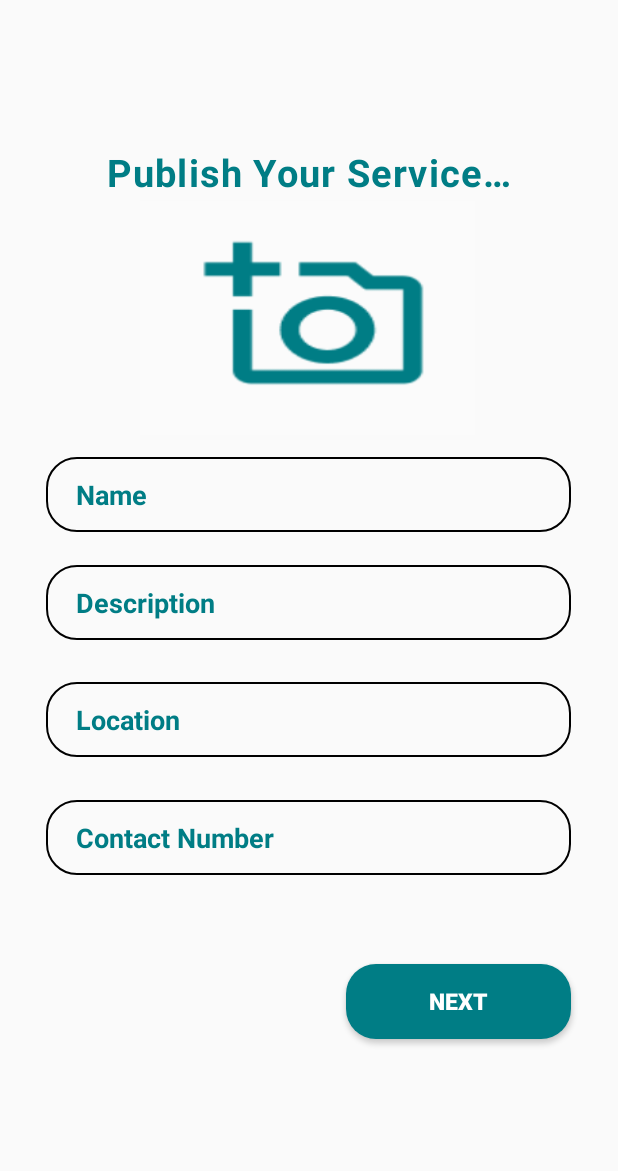
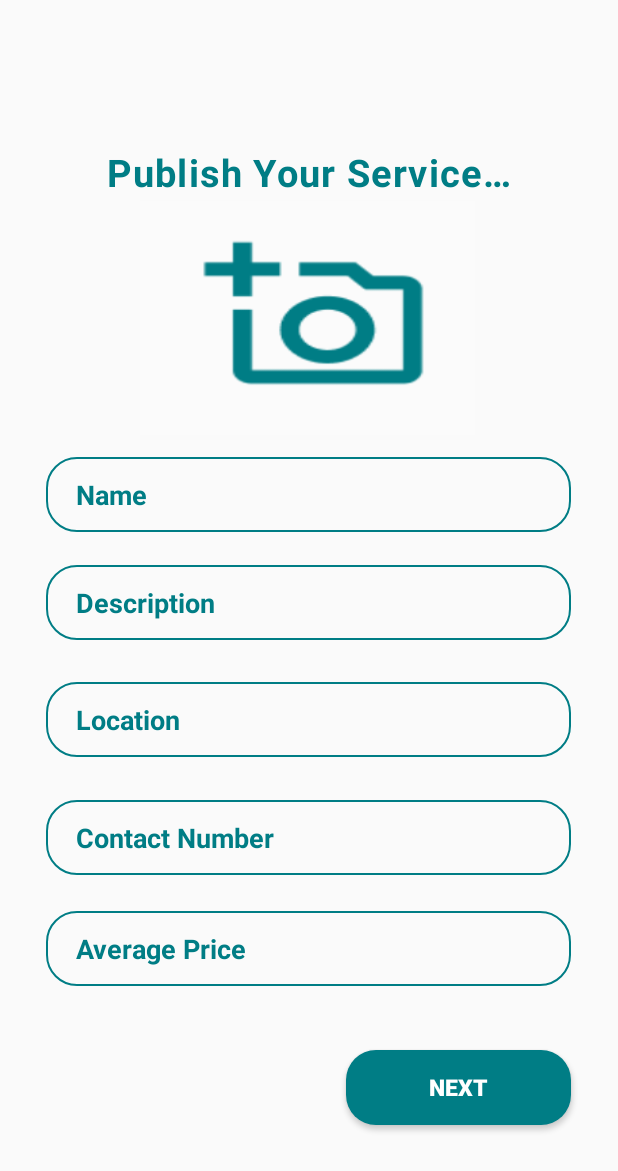
Before and after one commit to NiruniImesha/Bordima, an Android app: the AddServiceActivity screen opened directly, with no data from a screen before it, on a phone screen of 412 x 824 dp. Shown: the top 1171 px of the screen. Run offline under Robolectric (Android 15) with nearby library versions, the phone set to English and light mode, and no system bars; our stand-ins replace Firebase (no records; nobody signed in at launch, a user with empty details on screens opened directly); Roboto replaces fonts that are not available here; 2 statements that could not run were skipped.

Commit message:
updated insert and retrieve services

```diff
--- a/app/src/main/java/com/projectmad/bordima/AddPackageActivity.java
+++ b/app/src/main/java/com/projectmad/bordima/AddPackageActivity.java
@@ -214,7 +214,7 @@ public class AddPackageActivity extends AppCompatActivity {
                     {
                         if (task.isSuccessful())
                         {
-                            Intent intent = new Intent(AddPackageActivity.this,MainActivity.class);
+                            Intent intent = new Intent(AddPackageActivity.this,ServiceActivity.class);
                             startActivity(intent);
 
                             loadingBar.dismiss();
--- a/app/src/main/java/com/projectmad/bordima/AddServiceActivity.java
+++ b/app/src/main/java/com/projectmad/bordima/AddServiceActivity.java
@@ -34,10 +34,10 @@ import java.util.HashMap;
 
 public class AddServiceActivity extends AppCompatActivity {
 
-    private String CategoryName, Description, ContactNo, ServiceName,Location, saveCurrentDate, saveCurrentTime;
+    private String CategoryName, Description, ContactNo, ServiceName,Location,ServicePrice, saveCurrentDate, saveCurrentTime;
     private Button nextbtn;
     private ImageView InputServiceImage;
-    private EditText InputServiceName, InputServiceDescription, InputContactNo, InputLocation;
+    private EditText InputServiceName, InputServiceDescription, InputContactNo, InputLocation, InputPrice;
     private static final int GalleryPick = 1;
     private Uri ImageUri;
     private String ServiceRandomKey, downloadImageUrl;
@@ -62,6 +62,7 @@ public class AddServiceActivity extends AppCompatActivity {
         InputServiceImage= (ImageView) findViewById(R.id.ServiceImageBtn);
         InputServiceDescription = (EditText) findViewById(R.id.Servicedescription);
         InputLocation = (EditText) findViewById(R.id.ServiceLocation);
+        InputPrice = (EditText) findViewById(R.id.Serviceprice);
         loadingBar = new ProgressDialog(this);
 
         InputServiceImage.setOnClickListener(view -> OpenGallery());
@@ -94,6 +95,7 @@ public class AddServiceActivity extends AppCompatActivity {
         ServiceName = InputServiceName.getText().toString();
         ContactNo = InputContactNo.getText().toString();
         Location = InputLocation.getText().toString();
+        ServicePrice = InputPrice.getText().toString();
 
         if (TextUtils.isEmpty(ServiceName))
         {
@@ -114,6 +116,10 @@ public class AddServiceActivity extends AppCompatActivity {
         else if (TextUtils.isEmpty(ContactNo))
         {
             Toast.makeText(this, "Please enter contact number", Toast.LENGTH_SHORT).show();
+        }
+        else if (TextUtils.isEmpty(ServicePrice))
+        {
+            Toast.makeText(this, "Please enter average price for the service", Toast.LENGTH_SHORT).show();
         }
         else
         {
@@ -202,6 +208,7 @@ public class AddServiceActivity extends AppCompatActivity {
         serviceMap.put("sdescription", Description);
         serviceMap.put("location", Location);
         serviceMap.put("contactno", ContactNo);
+        serviceMap.put("sprice", ServicePrice);
 
         ServiceRef.child(ServiceRandomKey).updateChildren(serviceMap)
                 .addOnCompleteListener(new OnCompleteListener<Void>() {
--- a/app/src/main/java/com/projectmad/bordima/ServiceActivity.java
+++ b/app/src/main/java/com/projectmad/bordima/ServiceActivity.java
@@ -66,7 +66,6 @@ public class ServiceActivity extends AppCompatActivity {
             @Override
             public void onClick(View view) {
                 Intent intent = new Intent(ServiceActivity.this,CategoryActivity.class);
-                intent.putExtra("category","Boarding");
                 startActivity(intent);
             }
         });
@@ -87,7 +86,7 @@ public class ServiceActivity extends AppCompatActivity {
                     service.setSimage(snapshot.child("simage").getValue().toString());
                     service.setSname(snapshot.child("sname").getValue().toString());
                     service.setLocation(snapshot.child("location").getValue().toString());
-                    service.setPrice(snapshot.child("price").getValue().toString());
+                    service.setSprice(snapshot.child("sprice").getValue().toString());
 
                     serviceArrayList.add(service);
                 }
--- /dev/null
+++ b/app/src/main/res/drawable/input_design2.xml
@@ -0,0 +1,7 @@
+<?xml version="1.0" encoding="utf-8"?>
+<shape xmlns:android="http://schemas.android.com/apk/res/android">
+
+    <stroke android:color="@color/btn_primary" android:width="1dp"/>
+    <corners android:radius="20dp"/>
+
+</shape>
--- a/app/src/main/res/layout/activity_add_service.xml
+++ b/app/src/main/res/layout/activity_add_service.xml
@@ -21,12 +21,24 @@
         app:layout_constraintTop_toTopOf="parent"
         app:layout_constraintVertical_bias="0.123" />
 
+    <ImageView
+        android:id="@+id/ServiceImageBtn"
+        android:layout_width="223dp"
+        android:layout_height="156dp"
+        android:background="@drawable/camera"
+        app:layout_constraintBottom_toBottomOf="parent"
+        app:layout_constraintEnd_toEndOf="parent"
+        app:layout_constraintHorizontal_bias="0.496"
+        app:layout_constraintStart_toStartOf="parent"
+        app:layout_constraintTop_toTopOf="parent"
+        app:layout_constraintVertical_bias="0.201"
+        android:contentDescription="@string/image" />
 
     <EditText
         android:id="@+id/ServiceName"
         android:layout_width="350dp"
         android:layout_height="50dp"
-        android:background="@drawable/input_design"
+        android:background="@drawable/input_design2"
         android:hint="@string/name"
         android:importantForAutofill="no"
         android:inputType="text"
@@ -44,7 +56,7 @@
         android:id="@+id/ServiceContactNo"
         android:layout_width="350dp"
         android:layout_height="50dp"
-        android:background="@drawable/input_design"
+        android:background="@drawable/input_design2"
         android:hint="@string/contact_number"
         android:inputType="textUri"
         android:paddingStart="20dp"
@@ -61,7 +73,7 @@
         android:id="@+id/ServiceLocation"
         android:layout_width="350dp"
         android:layout_height="50dp"
-        android:background="@drawable/input_design"
+        android:background="@drawable/input_design2"
         android:hint="@string/location"
         android:importantForAutofill="no"
         android:inputType="textUri"
@@ -79,7 +91,7 @@
         android:id="@+id/Servicedescription"
         android:layout_width="350dp"
         android:layout_height="50dp"
-        android:background="@drawable/input_design"
+        android:background="@drawable/input_design2"
         android:hint="@string/description"
         android:inputType="textLongMessage"
         android:paddingStart="20dp"
@@ -92,35 +104,39 @@
         app:layout_constraintTop_toTopOf="parent"
         app:layout_constraintVertical_bias="0.487" />
 
+    <EditText
+        android:id="@+id/Serviceprice"
+        android:layout_width="350dp"
+        android:layout_height="50dp"
+        android:background="@drawable/input_design2"
+        android:hint="Average Price"
+        android:inputType="textLongMessage"
+        android:paddingStart="20dp"
+        android:textColorHint="@color/btn_primary"
+        android:textStyle="bold"
+        app:layout_constraintBottom_toBottomOf="parent"
+        app:layout_constraintEnd_toEndOf="parent"
+        app:layout_constraintHorizontal_bias="0.491"
+        app:layout_constraintStart_toStartOf="parent"
+        app:layout_constraintTop_toTopOf="parent"
+        app:layout_constraintVertical_bias="0.785" />
+
     <Button
         android:id="@+id/ServiceNext"
         android:layout_width="150dp"
         android:layout_height="50dp"
+        android:background="@drawable/buttons"
         android:backgroundTint="@color/btn_primary"
         android:text="@string/next"
         android:textColor="@color/white"
         android:textSize="15sp"
         android:textStyle="bold"
-        android:background="@drawable/buttons"
         app:layout_constraintBottom_toBottomOf="parent"
         app:layout_constraintEnd_toEndOf="parent"
         app:layout_constraintHorizontal_bias="0.881"
         app:layout_constraintStart_toStartOf="parent"
         app:layout_constraintTop_toTopOf="parent"
-        app:layout_constraintVertical_bias="0.83" />
+        app:layout_constraintVertical_bias="0.904" />
 
-    <ImageView
-        android:id="@+id/ServiceImageBtn"
-        android:layout_width="223dp"
-        android:layout_height="156dp"
-        android:background="@drawable/camera"
-        app:layout_constraintBottom_toBottomOf="parent"
-        app:layout_constraintEnd_toEndOf="parent"
-        app:layout_constraintHorizontal_bias="0.496"
-        app:layout_constraintStart_toStartOf="parent"
-        app:layout_constraintTop_toTopOf="parent"
-        app:layout_constraintVertical_bias="0.201"
-        tools:ignore="MissingConstraints"
-        android:contentDescription="@string/image" />
 
 </androidx.constraintlayout.widget.ConstraintLayout>
```
Also changed, not shown: app/src/main/AndroidManifest.xml (+5 -6 lines), app/src/main/java/com/projectmad/bordima/Service.java (+7 -7 lines), app/src/main/java/com/projectmad/bordima/ServiceAdapter.java (+3 -4 lines), app/src/main/res/layout/activity_add_package.xml (+10 -10 lines), app/src/main/res/layout/service_card_view.xml (+7 -7 lines).
